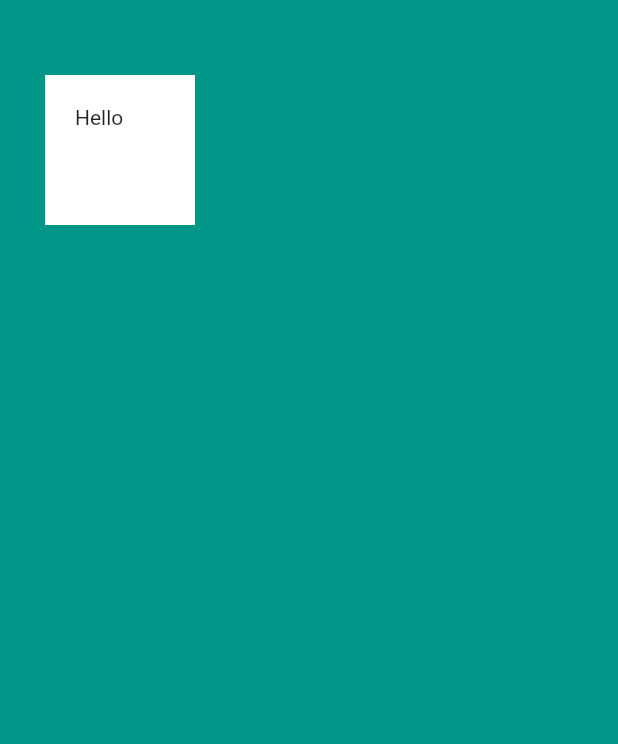
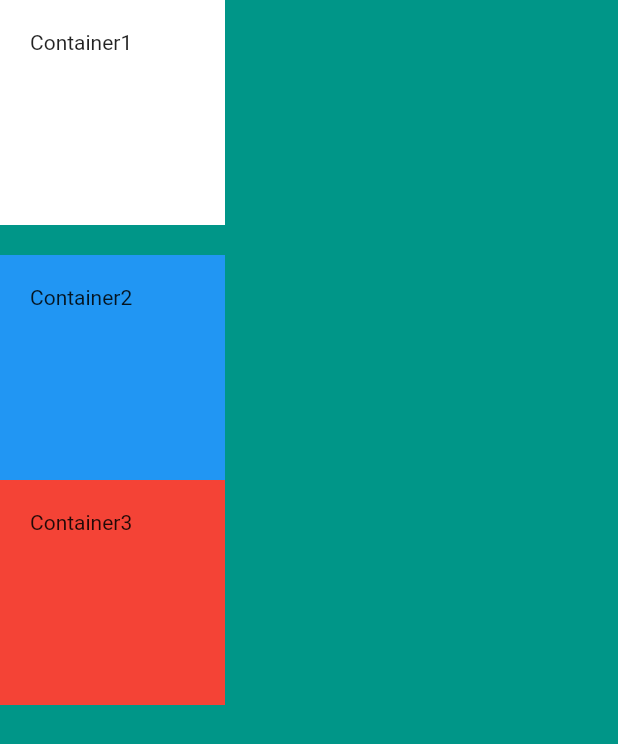
Before and after one commit to kcodek/flutter_trailers, a Flutter app: the screen it shows after launch, on a phone screen of 412 x 824 dp. Shown: the top 744 px of the screen. Run offline on Flutter 3.47's test engine with Material 2 defaults, Android fonts, the light colour scheme and no system bars.

Commit message:
rows and columns

```diff
--- a/bootcamp/mi_card/lib/main.dart
+++ b/bootcamp/mi_card/lib/main.dart
@@ -15,17 +15,42 @@ class MyApp extends StatelessWidget {
       backgroundColor: Colors.teal,
       // visibilty is ensured on mobile screens
       body: SafeArea(
-        child: Container(
-          height: 100.0,
-          width: 100.0,
-          // margin: EdgeInsets.symmetric(vertical: 50.0, horizontal: 10.0),
-          margin: EdgeInsets.fromLTRB(30.0, 50.0, 50.0, 20.0),
-          // margin: EdgeInsets.all(20.0),
-          padding: EdgeInsets.all(20.0),
-          color: Colors.white,
-          child: Text('Hello'),
-        ),
-      ),
+          child: Column(
+        // child: Row(
+        verticalDirection: VerticalDirection.down,
+        mainAxisSize: MainAxisSize.min,
+        mainAxisAlignment: MainAxisAlignment.spaceEvenly,
+        // crossAxisAlignment: CrossAxisAlignment.stretch,
+        crossAxisAlignment: CrossAxisAlignment.end,
+        children: <Widget>[
+          Container(
+            height: 150.0,
+            width: 150.0,
+            padding: EdgeInsets.all(20.0),
+            color: Colors.white,
+            child: Text('Container1'),
+          ),
+          SizedBox(
+            height: 20.0, // spacing between the children
+            // width: 20.0, // for rows
+          ),
+          Container(
+            height: 150.0,
+            // width: double.infinity,
+            width: 150.0,
+            padding: EdgeInsets.all(20.0),
+            color: Colors.blue,
+            child: Text('Container2'),
+          ),
+          Container(
+            height: 150.0,
+            width: 150.0,
+            padding: EdgeInsets.all(20.0),
+            color: Colors.red,
+            child: Text('Container3'),
+          ),
+        ],
+      )),
     ));
   }
 }
```
Also changed, not shown: 1 other file.
